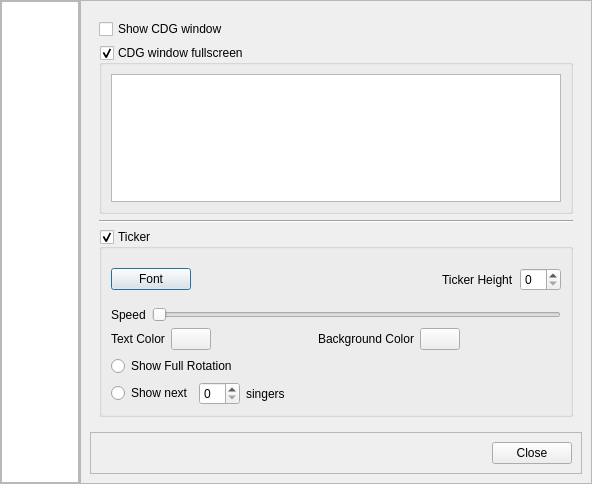
Old version of the form KaraokeHost/settingsdialog.ui in the repository OpenKJ/OpenKJ.
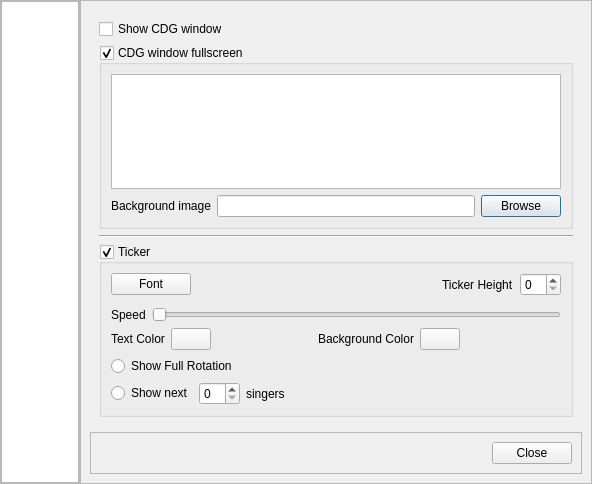
New version of the form. The open tabs and pages were chosen to show the change.

Commit message: Kh - Added capability to set cdg window background image in video settings.

Diff of the .ui file:
```diff
--- a/KaraokeHost/settingsdialog.ui
+++ b/KaraokeHost/settingsdialog.ui
@@ -158,6 +158,30 @@
                <item>
                 <widget class="QListWidget" name="listWidgetMonitors"/>
                </item>
+               <item>
+                <layout class="QHBoxLayout" name="horizontalLayout_8">
+                 <property name="topMargin">
+                  <number>0</number>
+                 </property>
+                 <item>
+                  <widget class="QLabel" name="label_9">
+                   <property name="text">
+                    <string>Background image</string>
+                   </property>
+                  </widget>
+                 </item>
+                 <item>
+                  <widget class="QLineEdit" name="lineEditCdgBackground"/>
+                 </item>
+                 <item>
+                  <widget class="QPushButton" name="pushButtonBrowse">
+                   <property name="text">
+                    <string>Browse</string>
+                   </property>
+                  </widget>
+                 </item>
+                </layout>
+               </item>
               </layout>
              </widget>
             </item>
@@ -186,10 +210,10 @@
                <item>
                 <layout class="QHBoxLayout" name="horizontalLayout_4">
                  <property name="topMargin">
-                  <number>10</number>
+                  <number>0</number>
                  </property>
                  <property name="bottomMargin">
-                  <number>5</number>
+                  <number>0</number>
                  </property>
                  <item>
                   <widget class="QPushButton" name="pushButtonFont">
```
Left out of the diff: 2 changed lines with no effect on the pictures. The commit also changes 6 other files.
